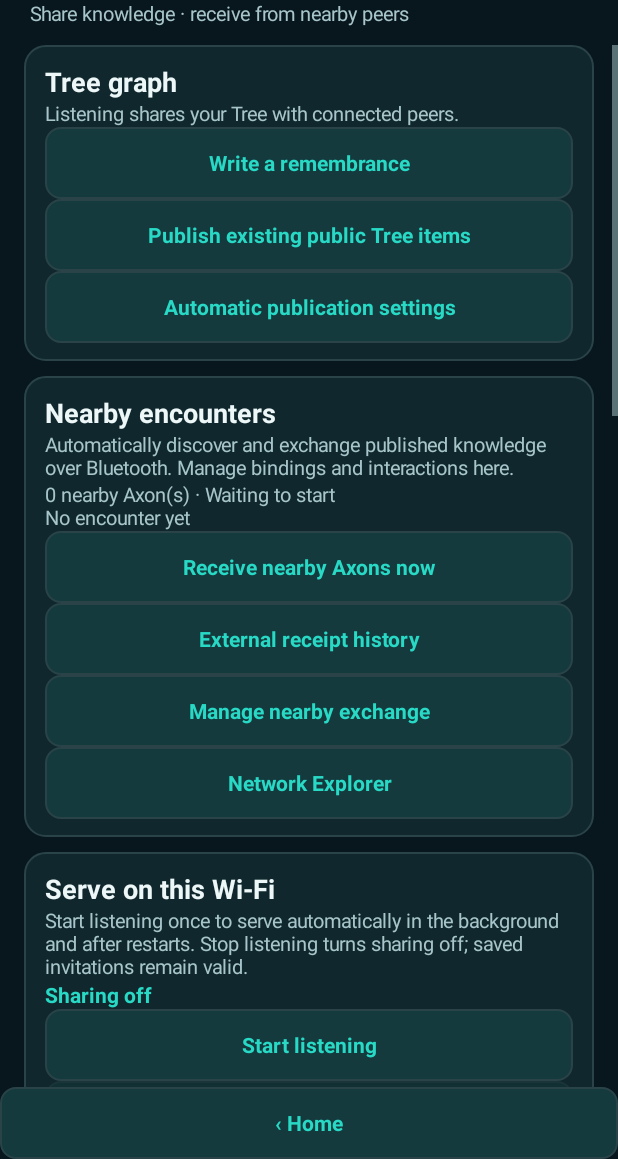
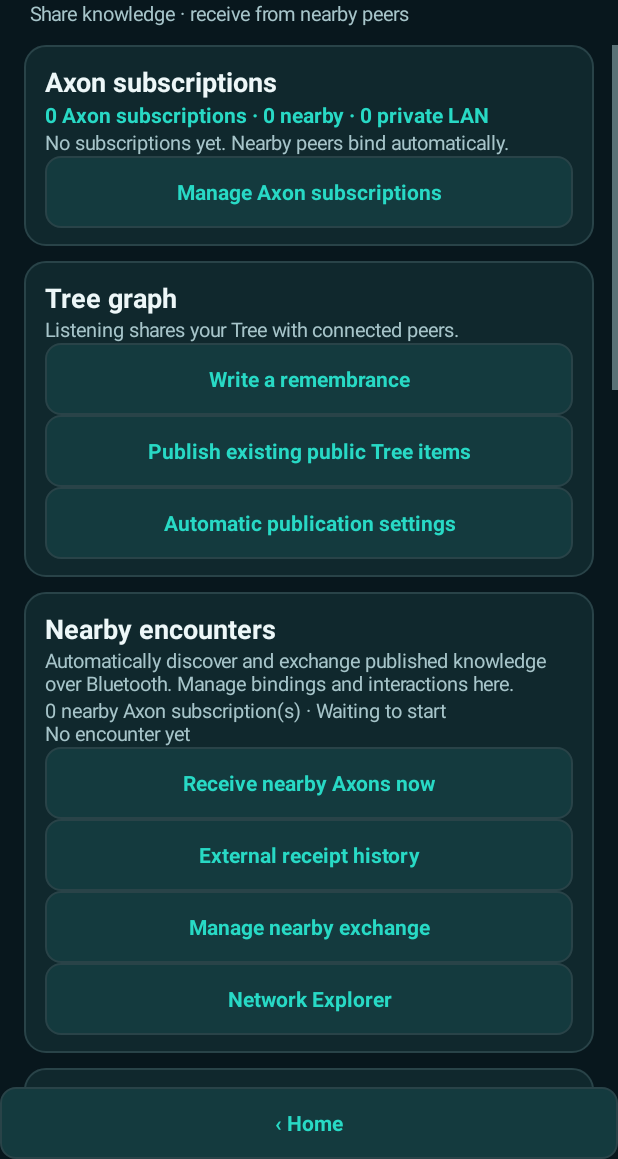
Before and after one commit to bradgearon/roots, an Android app built with Jetpack Compose: the screen it shows after launch (MeshActivity), after a tap on "Roots Mesh", on a phone screen of 412 x 824 dp, the part 77-1236 px from its top. Run offline under Robolectric (Android 15) with nearby library versions, the phone set to English and light mode, and no system bars; pictures from the network do not load.

Commit message:
Unify Axon subscription registry, surface automatic nearby subscriptions on home and bind before inventory

```diff
--- /dev/null
+++ b/android/contextual-overlay/src/main/java/com/wds/sixstars/contextoverlay/AxonRegistry.java
@@ -0,0 +1,39 @@
+package com.wds.sixstars.contextoverlay;
+
+import android.content.Context;
+import java.util.*;
+
+/** Unified local subscription view. External BLE and private LAN grants
+ * remain distinct security domains; no BLE key becomes a TLS invitation. */
+final class AxonRegistry {
+    private AxonRegistry(){}
+    record Entry(String id,String label,String transport,String topics,boolean blocked,boolean connected,long received){}
+    record Snapshot(List<Entry> entries,boolean privateUnavailable){
+        int count(){int n=0;for(Entry entry:entries)if(!entry.blocked())n++;return n;}
+        int nearbyCount(){int n=0;for(Entry entry:entries)if(!entry.blocked()&&entry.transport().equals("Bluetooth"))n++;return n;}
+        int privateCount(){int n=0;for(Entry entry:entries)if(!entry.blocked()&&entry.transport().equals("Private LAN"))n++;return n;}
+        String summary(){return count()+" Axon subscription"+(count()==1?"":"s")+" · "+nearbyCount()+" nearby · "+privateCount()+" private LAN"+(privateUnavailable?" · LAN policy unavailable":"");}
+    }
+    static Snapshot load(Context context){
+        List<Entry> entries=new ArrayList<>();
+        for(var peer:EncounterBindings.get(context).subscriptions()){
+            String id=peer.binding().peer();
+            String label=peer.label().isEmpty()?"Axon "+id.substring(0,12):peer.label();
+            entries.add(new Entry(id,label,"Bluetooth","*",peer.blocked(),id.equals(EncounterService.activePeer())&&!peer.blocked(),peer.received()));
+        }
+        boolean unavailable=false;
+        try{
+            AxonSubscription lan=AxonSubscription.load(context);
+            if(lan!=null){
+                List<String> topics=new ArrayList<>();for(var lane:lan.lanes)topics.add(lane.topic());
+                List<String> pins=new ArrayList<>(lan.pins);Collections.sort(pins);
+                for(String pin:pins)entries.add(new Entry(pin,"Axon "+pin.substring(0,12),"Private LAN",String.join(", ",topics),false,false,0));
+            }
+        }catch(Exception|LinkageError failure){unavailable=true;}
+        return new Snapshot(Collections.unmodifiableList(entries),unavailable);
+    }
+    static String display(Entry entry){
+        return entry.label()+" · "+entry.transport()+" · "+(entry.blocked()?"blocked":entry.connected()?"connected":entry.transport().equals("Bluetooth")?"bound":"saved")+
+            " · "+(entry.topics().equals("*")?"all knowledge":entry.topics())+(entry.transport().equals("Bluetooth")?" · "+entry.received()+" received":"");
+    }
+}
--- a/android/contextual-overlay/src/main/java/com/wds/sixstars/contextoverlay/EncounterBindings.java
+++ b/android/contextual-overlay/src/main/java/com/wds/sixstars/contextoverlay/EncounterBindings.java
@@ -20,6 +20,15 @@ final class EncounterBindings {
     private final Map<String,Peer> peers=new HashMap<>();
     private final List<Event> events=new ArrayList<>();
     private boolean loaded,historyLoaded;
+    private final java.util.concurrent.CopyOnWriteArrayList<Runnable> listeners=new java.util.concurrent.CopyOnWriteArrayList<>();
+    void addListener(Runnable listener){listeners.addIfAbsent(listener);}
+    void removeListener(Runnable listener){listeners.remove(listener);}
+    private void changed(){for(Runnable listener:listeners)try{listener.run();}catch(RuntimeException ignored){}}
+    synchronized List<Peer> subscriptions(){
+        load();List<Peer> list=new ArrayList<>(peers.values());
+        list.sort(Comparator.comparingLong(Peer::lastSeen).reversed().thenComparing(p->p.binding().peer()));
+        return list;
+    }
     record Binding(String peer,String root,String after,long encounters){}
     record Peer(Binding binding,String label,boolean blocked,long firstSeen,long lastSeen,long sent,long received,String result){}
     record Event(long at,String peer,String result,int sent,int received){}
@@ -82,7 +91,7 @@ final class EncounterBindings {
     }
     private void persist(Peer p)throws Exception{
         ensureDirectory();Binding b=p.binding();
-        JSONObject j=new JSONObject().put("version",1).put("peer",b.peer()).put("scope","published")
+        JSONObject j=new JSONObject().put("version",1).put("format","roots.axon.subscription").put("transport","ble").put("peer",b.peer()).put("scope","root-knowledge")
             .put("topics","*").put("root",b.root()).put("after",b.after()).put("encounters",b.encounters())
             .put("label",p.label()).put("blocked",p.blocked()).put("first_seen",p.firstSeen()).put("last_seen",p.lastSeen())
             .put("sent",p.sent()).put("received",p.received()).put("result",p.result());
@@ -107,7 +116,7 @@ final class EncounterBindings {
         if(p.blocked())throw new IOException("Peer blocked");
         Binding old=p.binding(),b=new Binding(peer,old.root(),old.after(),Math.min(Long.MAX_VALUE-1,old.encounters())+1);
         persist(new Peer(b,p.label(),false,p.firstSeen()==0?now:p.firstSeen(),now,p.sent(),p.received(),"Exchanging"));
-        return b;
+        changed();return b;
     }
     synchronized void save(Binding b)throws Exception{
         load();Peer p=peers.get(b.peer());
@@ -117,18 +126,18 @@ final class EncounterBindings {
     synchronized void setBlocked(String id,boolean blocked)throws Exception{
         load();Peer p=peers.get(id);if(p==null)return;
         persist(new Peer(p.binding(),p.label(),blocked,p.firstSeen(),p.lastSeen(),p.sent(),p.received(),blocked?"Blocked":"Available for encounters"));
-        event(id,blocked?"Blocked by you":"Unblocked by you",0,0);
+        try{event(id,blocked?"Blocked by you":"Unblocked by you",0,0);}finally{changed();}
     }
     synchronized void rename(String id,String label)throws Exception{
         load();Peer p=peers.get(id);if(p==null)return;
         label=label.trim();if(label.length()>60)throw new IOException("Label too long");
-        persist(new Peer(p.binding(),label,p.blocked(),p.firstSeen(),p.lastSeen(),p.sent(),p.received(),p.result()));
+        persist(new Peer(p.binding(),label,p.blocked(),p.firstSeen(),p.lastSeen(),p.sent(),p.received(),p.result()));changed();
     }
     synchronized void outcome(String peer,String result,int sent,int received)throws Exception{
         load();Peer p=peers.get(peer);
         if(p!=null)persist(new Peer(p.binding(),p.label(),p.blocked(),p.firstSeen(),System.currentTimeMillis(),
             p.sent()+sent,p.received()+received,p.blocked()?"Blocked":result));
-        event(peer,result,sent,received);
+        try{event(peer,result,sent,received);}finally{changed();}
     }
     private void event(String peer,String result,int sent,int received)throws Exception{
         loadHistory();ensureDirectory();
--- a/android/contextual-overlay/src/main/java/com/wds/sixstars/contextoverlay/ExternalKnowledgeStore.java
+++ b/android/contextual-overlay/src/main/java/com/wds/sixstars/contextoverlay/ExternalKnowledgeStore.java
@@ -11,7 +11,7 @@ import org.json.JSONObject;
  * main Tree as an external reference; its peer provenance is not an authority
  * or private capability. The promoted marker makes crash recovery idempotent. */
 final class ExternalKnowledgeStore extends SQLiteOpenHelper {
-    private static final int LIMIT=10000;
+    private static final int LIMIT=100000;
     private static ExternalKnowledgeStore instance;
     static synchronized ExternalKnowledgeStore get(Context c){
         if(instance==null)instance=new ExternalKnowledgeStore(c.getApplicationContext());
--- a/android/contextual-overlay/src/main/java/com/wds/sixstars/contextoverlay/ExternalTreeImport.java
+++ b/android/contextual-overlay/src/main/java/com/wds/sixstars/contextoverlay/ExternalTreeImport.java
@@ -28,7 +28,7 @@ final class ExternalTreeImport {
             try{
                 ExternalKnowledgeStore store=ExternalKnowledgeStore.get(app);
                 String after="";
-                for(int pages=0;pages<100&&tree.captureEpoch()==epoch;pages++){
+                for(int pages=0;pages<1000&&tree.captureEpoch()==epoch;pages++){
                     List<String> ids=store.pendingIds(after,100);
                     if(ids.isEmpty())break;
                     for(String id:ids){
--- a/android/contextual-overlay/src/main/java/com/wds/sixstars/contextoverlay/MeshActivity.java
+++ b/android/contextual-overlay/src/main/java/com/wds/sixstars/contextoverlay/MeshActivity.java
@@ -30,7 +30,12 @@ public final class MeshActivity extends Activity {
     private TextView status,serve,copy,receive,stop,axonStatus,servingStatus;
     private TextView connectionSummary,connectionStatus,connectionDetails,analysisOutput;
     private TextView testConnection,analyzeConnection,copyConnectionReport;
-    private TextView savedAxonStatus,boundConnectionStatus,nearbyStatus;
+    private TextView savedAxonStatus,boundConnectionStatus,nearbyStatus,subscriptionStatus;
+    private LinearLayout subscriptionRows;
+    private String shownSubscriptions="";
+    private final Runnable subscriptionObserver=()->runOnUiThread(()->{
+        if(foreground&&!isDestroyed()){refreshNearbyStatus();refreshSavedAxon();}
+    });
     private static final long REFRESH_MS=30000;
     private static final ExecutorService CONNECTION_REFRESH=Executors.newSingleThreadExecutor(r->{Thread t=new Thread(r,"RootsAxonRefresh");t.setDaemon(true);return t;});
     private final android.os.Handler refreshHandler=new android.os.Handler(android.os.Looper.getMainLooper());
@@ -71,6 +76,11 @@ public final class MeshActivity extends Activity {
         ScrollView scroll=new ScrollView(this);
         LinearLayout content=RootsUi.column(this);content.setPadding(dp(16),0,dp(16),dp(16));scroll.addView(content);
         shell.addView(scroll,new LinearLayout.LayoutParams(-1,0,1));
+        LinearLayout subscriptions=RootsUi.card(this,content);
+        subscriptions.addView(RootsUi.text(this,"Axon subscriptions",18,RootsUi.TEXT,true));
+        subscriptionStatus=RootsUi.text(this,"Loading subscriptions…",14,RootsUi.ACCENT,true);subscriptions.addView(subscriptionStatus);
+        subscriptionRows=RootsUi.column(this);subscriptions.addView(subscriptionRows);
+        subscriptions.addView(RootsUi.action(this,"Manage Axon subscriptions",()->startActivity(new Intent(this,EncounterActivity.class))));
         LinearLayout publish=RootsUi.card(this,content);
         publish.addView(RootsUi.text(this,"Tree graph",18,RootsUi.TEXT,true));
         publish.addView(RootsUi.text(this,"Listening shares your Tree with connected peers.",13,RootsUi.MUTED,false));
@@ -181,7 +191,7 @@ public final class MeshActivity extends Activity {
         }catch(Exception e){status.setText("Invalid Roots Mesh invitation.");}
     }
     @Override protected void onResume(){
-        super.onResume();foreground=true;foregroundGeneration++;MeshServingService.addObserver(servingObserver);MeshServingService.restore(this);refresh();scheduleBoundRefresh(0);refreshHandler.removeCallbacks(refreshNearbyTick);refreshHandler.post(refreshNearbyTick);
+        super.onResume();foreground=true;foregroundGeneration++;MeshServingService.addObserver(servingObserver);EncounterBindings.get(this).addListener(subscriptionObserver);MeshServingService.restore(this);refresh();scheduleBoundRefresh(0);refreshHandler.removeCallbacks(refreshNearbyTick);refreshHandler.post(refreshNearbyTick);
         refreshNetworkManager=(android.net.ConnectivityManager)getSystemService(CONNECTIVITY_SERVICE);
         if(refreshNetworkManager!=null){
             android.net.ConnectivityManager.NetworkCallback callback=new android.net.ConnectivityManager.NetworkCallback(){
@@ -198,7 +208,7 @@ public final class MeshActivity extends Activity {
         }
     }
     @Override protected void onPause(){
-        foreground=false;foregroundGeneration++;MeshServingService.removeObserver(servingObserver);refreshHandler.removeCallbacks(refreshBoundTick);refreshHandler.removeCallbacks(refreshNearbyTick);
+        foreground=false;foregroundGeneration++;MeshServingService.removeObserver(servingObserver);EncounterBindings.get(this).removeListener(subscriptionObserver);refreshHandler.removeCallbacks(refreshBoundTick);refreshHandler.removeCallbacks(refreshNearbyTick);
         if(refreshNetworkManager!=null&&refreshNetworkCallback!=null)
             try{refreshNetworkManager.unregisterNetworkCallback(refreshNetworkCallback);}catch(RuntimeException ignored){}
         refreshNetworkCallback=null;refreshNetworkManager=null;super.onPause();
@@ -274,17 +284,28 @@ public final class MeshActivity extends Activity {
     }
     private void refreshNearbyStatus(){
         if(nearbyStatus==null)return;
-        nearbyStatus.setText(EncounterBindings.get(this).availableCount()+" nearby Axon(s) · "+EncounterService.status()+"\n"+EncounterService.lastResult());
+        AxonRegistry.Snapshot registry=AxonRegistry.load(this);
+        nearbyStatus.setText(registry.nearbyCount()+" nearby Axon subscription(s) · "+EncounterService.status()+"\n"+EncounterService.lastResult());
+        subscriptionStatus.setText(registry.summary());
+        List<String> labels=new ArrayList<>();
+        for(var entry:registry.entries())labels.add(AxonRegistry.display(entry));
+        String fingerprint=String.join("\n",labels);
+        if(!fingerprint.equals(shownSubscriptions)||subscriptionRows.getChildCount()==0){
+            shownSubscriptions=fingerprint;subscriptionRows.removeAllViews();
+            if(labels.isEmpty())subscriptionRows.addView(RootsUi.text(this,"No subscriptions yet. Nearby peers bind automatically.",13,RootsUi.MUTED,false));
+            for(int i=0;i<Math.min(12,labels.size());i++)subscriptionRows.addView(RootsUi.text(this,labels.get(i),13,RootsUi.TEXT,false));
+            if(labels.size()>12)subscriptionRows.addView(RootsUi.text(this,"+"+(labels.size()-12)+" more · manage subscriptions",13,RootsUi.MUTED,false));
+        }
     }
     private void refreshSavedAxon(){
         try{
             AxonSubscription policy=AxonSubscription.load(this);
             if(policy==null){
                 int nearby=EncounterBindings.get(this).availableCount();
-                savedAxonStatus.setText("Private LAN Axon: none. Nearby public Axons: "+nearby+". Nearby bindings do not require a LAN invitation.");
+                savedAxonStatus.setText(nearby>0?nearby+" automatic nearby subscription(s) · all Root knowledge. Private LAN: not configured.":"No Axon subscriptions yet. Nearby Axons bind automatically; private LAN uses invitations.");
                 boundConnectionStatus.setText(nearby>0?"Nearby Axons: "+EncounterService.status():"Private LAN: no saved binding");return;
             }
-            String binding="Saved Axon: "+policy.pins.size()+" bound peer(s), "+policy.lanes.size()+" topic(s).";
+            String binding=AxonRegistry.load(this).summary()+"\nPrivate LAN: "+policy.pins.size()+" bound peer(s), "+policy.lanes.size()+" topic(s).";
             try{
                 int count=AxonPeerStore.load(this,policy).size();
                 savedAxonStatus.setText(binding+"\n"+(count==0?"This older binding has no saved connection details. Paste a current invitation once and tap Test connection to save access.":
@@ -468,7 +489,7 @@ public final class MeshActivity extends Activity {
     private void showAxon(){
         if(busy||!NativeTree.available())return;
         final AxonSubscription subscription;
-        try{subscription=AxonSubscription.load(this);if(subscription==null){axonStatus.setText("No private LAN .axon subscription. Nearby Axons use all published topics; see Manage nearby exchange.");return;}}
+        try{subscription=AxonSubscription.load(this);if(subscription==null){axonStatus.setText(AxonRegistry.load(this).summary()+" · nearby Axons subscribe to all Root knowledge; private LAN allocation is separate.");return;}}
         catch(Exception e){axonStatus.setText(e.getMessage());return;}
         final String lang=new OverlayPreferences(this).targetLanguage();
         axonStatus.setText("Calculating local flow…");
--- a/android/contextual-overlay/src/main/java/com/wds/sixstars/contextoverlay/RootsStreamActivity.java
+++ b/android/contextual-overlay/src/main/java/com/wds/sixstars/contextoverlay/RootsStreamActivity.java
@@ -31,7 +31,7 @@ public final class RootsStreamActivity extends Activity {
     private final ArrayList<KnowledgeRank.Ranked> ranked=new ArrayList<>();
     private final java.util.Map<String,KnowledgeRank.Ranked> rankByKey=new java.util.HashMap<>();
     private TreeRuntime runtime;
-    private TextView status,empty,more,capture;
+    private TextView status,empty,more,capture,axonSubscriptions,axonPreview;
     private EditText search;
     private ListView feed;
     private KnowledgeRecordAdapter adapter;
@@ -61,6 +61,17 @@ public final class RootsStreamActivity extends Activity {
         externalHandler.removeCallbacks(refreshExternal);
         externalHandler.postDelayed(refreshExternal,500);
     });
+    private final Runnable subscriptionObserver=()->runOnUiThread(()->{if(resumed&&!closed)refreshSubscriptions();});
+    private void refreshSubscriptions(){
+        if(axonSubscriptions==null)return;
+        AxonRegistry.Snapshot registry=AxonRegistry.load(this);
+        axonSubscriptions.setText(registry.summary()+"  ›");
+        List<String> labels=new ArrayList<>();
+        for(var entry:registry.entries())if(!entry.blocked()&&labels.size()<3)labels.add(AxonRegistry.display(entry));
+        if(registry.count()>labels.size())labels.add("+"+(registry.count()-labels.size())+" more");
+        axonPreview.setText(String.join("\n",labels));
+        axonPreview.setVisibility(labels.isEmpty()?View.GONE:View.VISIBLE);
+    }
     private static final int PAGE=30;
 
     @Override protected void onCreate(Bundle saved){
@@ -92,6 +103,9 @@ public final class RootsStreamActivity extends Activity {
         LinearLayout.LayoutParams historyParams=new LinearLayout.LayoutParams(0,-2,1);historyParams.leftMargin=dp(8);
         network.addView(RootsUi.action(this,"Inference",()->startActivity(new Intent(this,InferenceHistoryActivity.class))),historyParams);
         tools.addView(network);
+        axonSubscriptions=RootsUi.action(this,"Axon subscriptions",()->startActivity(new Intent(this,MeshActivity.class)));tools.addView(axonSubscriptions);
+        axonPreview=RootsUi.text(this,"",12,RootsUi.MUTED,false);axonPreview.setMaxLines(4);tools.addView(axonPreview);
+        axonPreview.setOnClickListener(v->startActivity(new Intent(this,MeshActivity.class)));
         capture=RootsUi.action(this,"Enable local capture",this::toggleCapture);tools.addView(capture);
         feed=new ListView(this);feed.setDivider(null);feed.setClipToPadding(false);
         feed.setPadding(dp(16),dp(4),dp(16),dp(8));feed.setSelector(android.R.color.transparent);
@@ -119,11 +133,11 @@ public final class RootsStreamActivity extends Activity {
         }
     }
 
-    @Override protected void onResume(){super.onResume();EncounterSettings.foreground(this);resumed=true;MeshServingService.restore(this);if(runtime!=null){runtime.addWaveListener(waveListener);ExternalTreeImport.addListener(externalListener);ExternalTreeImport.schedule(this);reset();}}
+    @Override protected void onResume(){super.onResume();EncounterSettings.foreground(this);resumed=true;EncounterBindings.get(this).addListener(subscriptionObserver);refreshSubscriptions();MeshServingService.restore(this);if(runtime!=null){runtime.addWaveListener(waveListener);ExternalTreeImport.addListener(externalListener);ExternalTreeImport.schedule(this);reset();}}
     @Override public void onRequestPermissionsResult(int request,String[] permissions,int[] results){
         super.onRequestPermissionsResult(request,permissions,results);EncounterSettings.permissionResult(this,request);
     }
-    @Override protected void onPause(){resumed=false;ExternalTreeImport.removeListener(externalListener);externalHandler.removeCallbacks(refreshExternal);if(runtime!=null)runtime.removeWaveListener(waveListener);super.onPause();}
+    @Override protected void onPause(){resumed=false;EncounterBindings.get(this).removeListener(subscriptionObserver);ExternalTreeImport.removeListener(externalListener);externalHandler.removeCallbacks(refreshExternal);if(runtime!=null)runtime.removeWaveListener(waveListener);super.onPause();}
     @Override protected void onDestroy(){closed=true;generation++;reader.shutdownNow();super.onDestroy();}
     private int dp(int n){return RootsUi.dp(this,n);}
     private void toggleCapture(){
```
Also changed, not shown: android/contextual-overlay/src/main/java/com/wds/sixstars/contextoverlay/EncounterSettings.java (+7 -1 lines), android/contextual-overlay/src/main/java/com/wds/sixstars/contextoverlay/EncounterSync.java (+8 -6 lines), android/contextual-overlay/src/main/java/com/wds/sixstars/contextoverlay/MeshPeer.java (+19 -4 lines), android/contextual-overlay/src/main/java/com/wds/sixstars/contextoverlay/RootGraphExchange.java (+10 -4 lines).
